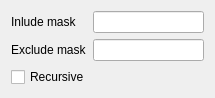
Old version of the form src/corelibs/U2Designer/src/ui/DirectoryOptions.ui in the repository violethaze74/ugene.
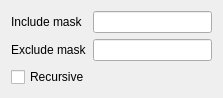
New version of the form.

Diff of the .ui file:
```diff
--- a/src/corelibs/U2Designer/src/ui/DirectoryOptions.ui
+++ b/src/corelibs/U2Designer/src/ui/DirectoryOptions.ui
@@ -6,8 +6,8 @@
    <rect>
     <x>0</x>
     <y>0</y>
-    <width>201</width>
-    <height>92</height>
+    <width>223</width>
+    <height>98</height>
    </rect>
   </property>
   <property name="sizePolicy">
@@ -72,7 +72,7 @@
         </sizepolicy>
        </property>
        <property name="text">
-        <string>Inlude mask</string>
+        <string>Inсlude mask</string>
        </property>
       </widget>
      </item>
```
